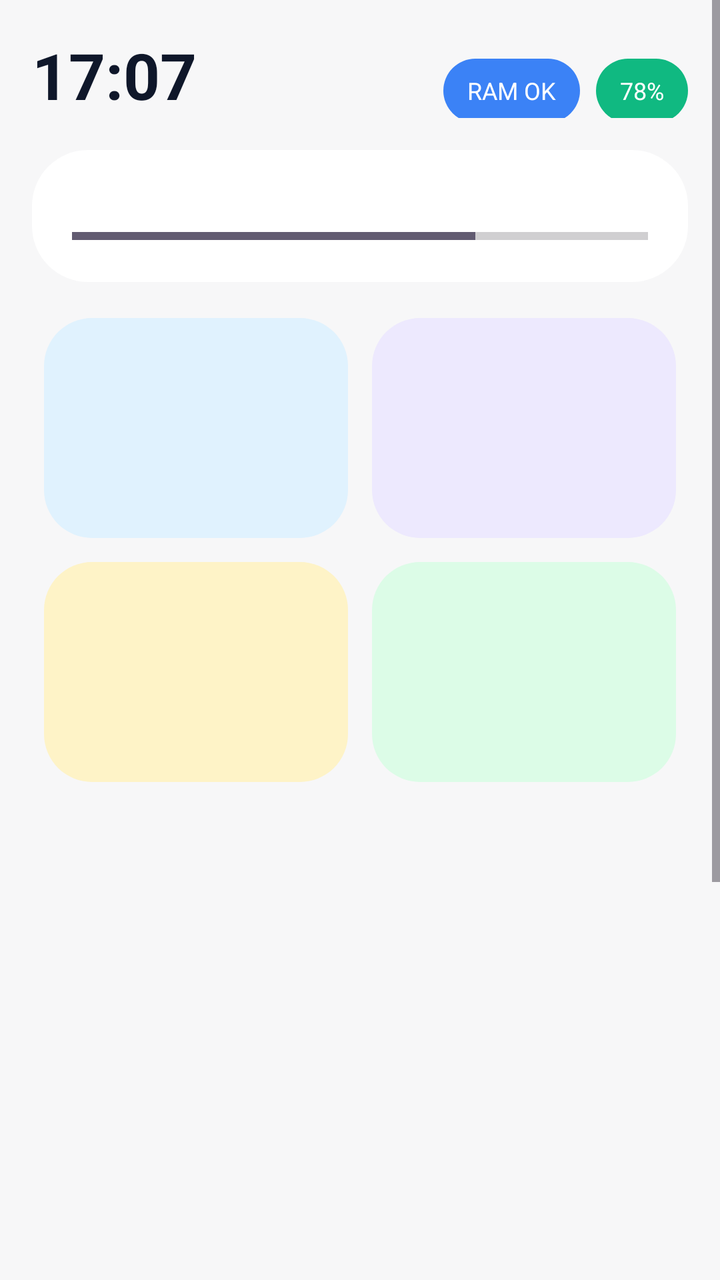
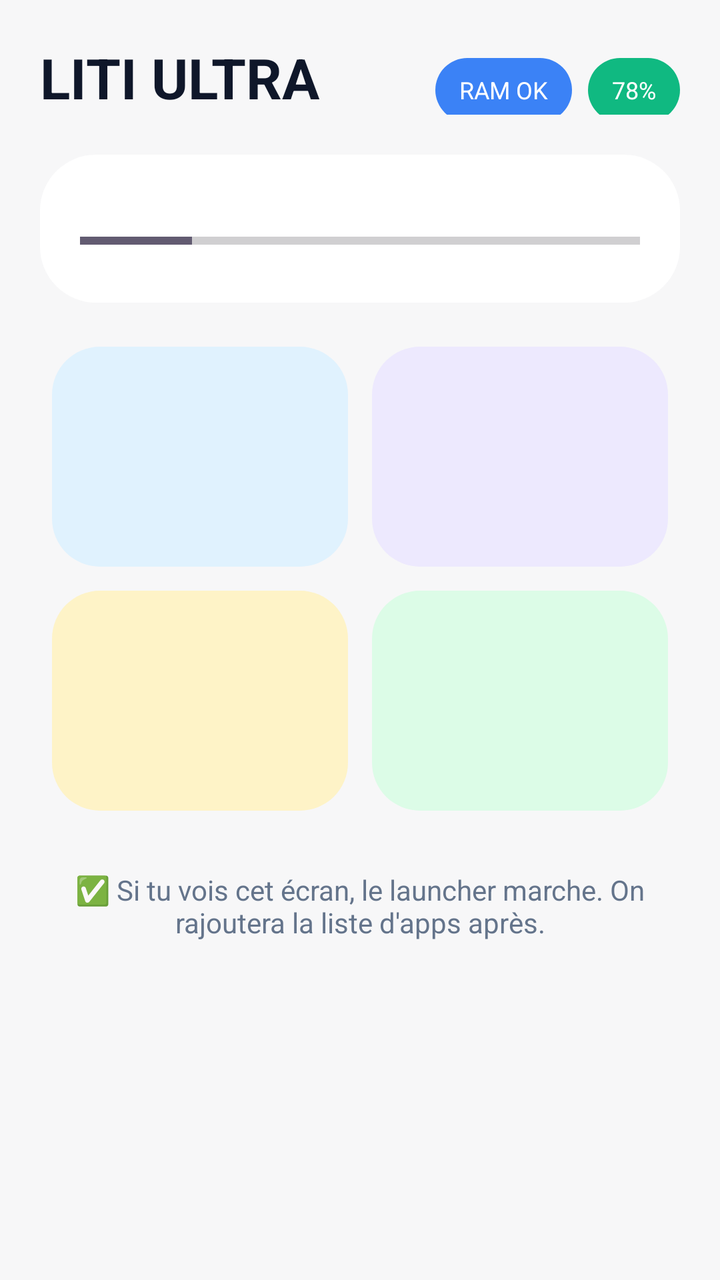

An Android layout rendered at two revisions. The XML below is the earlier revision; the diff shows what the commit changed to produce the second picture.
<!-- AndroidManifest.xml: application theme Theme.Liti -->
<!-- res/layout/activity_main.xml -->
<?xml version="1.0" encoding="utf-8"?>
<ScrollView xmlns:android="http://schemas.android.com/apk/res/android"
    android:layout_width="match_parent"
    android:layout_height="match_parent"
    android:background="#F7F7F8"
    android:fillViewport="true">
<LinearLayout android:layout_width="match_parent" android:layout_height="wrap_content" android:orientation="vertical" android:padding="16dp">

    <LinearLayout android:layout_width="match_parent" android:layout_height="wrap_content" android:orientation="horizontal">
        <TextView android:id="@+id/timeView" android:layout_width="0dp" android:layout_height="wrap_content" android:layout_weight="1" android:text="17:07" android:textSize="32sp" android:textStyle="bold" android:textColor="#0F172A"/>
        <TextView android:id="@+id/ramPill" android:layout_width="wrap_content" android:layout_height="32dp" android:background="@drawable/pill_blue" android:text="RAM OK" android:paddingLeft="12dp" android:paddingRight="12dp" android:gravity="center" android:textColor="#ffffff" android:textSize="12sp" android:layout_marginEnd="8dp"/>
        <TextView android:id="@+id/batPill" android:layout_width="wrap_content" android:layout_height="32dp" android:background="@drawable/pill_green" android:text="78%" android:paddingLeft="12dp" android:paddingRight="12dp" android:gravity="center" android:textColor="#ffffff" android:textSize="12sp"/>
    </LinearLayout>

    <LinearLayout android:id="@+id/coreCard" android:layout_width="match_parent" android:layout_height="wrap_content" android:layout_marginTop="16dp" android:background="@drawable/bg_card" android:orientation="vertical" android:padding="20dp">
        <TextView android:text="HYPER CORE" android:textSize="11sp" android:textColor="#64748B"/>
        <TextView android:id="@+id/ramText" android:text="1.2 GB libre" android:textSize="18sp" android:textStyle="bold" android:layout_marginTop="8dp"/>
        <ProgressBar android:id="@+id/ramProgress" style="?android:attr/progressBarStyleHorizontal" android:layout_width="match_parent" android:layout_height="6dp" android:layout_marginTop="12dp" android:progress="70" android:max="100"/>
    </LinearLayout>

    <LinearLayout android:layout_width="match_parent" android:layout_height="wrap_content" android:orientation="horizontal" android:layout_marginTop="12dp">
        <LinearLayout android:id="@+id/btnClean" android:layout_width="0dp" android:layout_height="110dp" android:layout_weight="1" android:layout_margin="6dp" android:background="@drawable/bg_btn_blue" android:orientation="vertical" android:padding="16dp"><TextView android:text="🧹" android:textSize="24sp"/><TextView android:text="CLEAN RAM" android:textStyle="bold" android:layout_marginTop="8dp"/><TextView android:text="+850 MB" android:textSize="12sp"/></LinearLayout>
        <LinearLayout android:id="@+id/btnNet" android:layout_width="0dp" android:layout_height="110dp" android:layout_weight="1" android:layout_margin="6dp" android:background="@drawable/bg_btn_purple" android:orientation="vertical" android:padding="16dp"><TextView android:text="⚡" android:textSize="24sp"/><TextView android:text="BOOST NET" android:textStyle="bold" android:layout_marginTop="8dp"/><TextView android:id="@+id/pingText" android:text="Ping 14ms" android:textSize="12sp"/></LinearLayout>
    </LinearLayout>

    <LinearLayout android:layout_width="match_parent" android:layout_height="wrap_content" android:orientation="horizontal">
        <LinearLayout android:id="@+id/btnGame" android:layout_width="0dp" android:layout_height="110dp" android:layout_weight="1" android:layout_margin="6dp" android:background="@drawable/bg_btn_yellow" android:orientation="vertical" android:padding="16dp"><TextView android:text="🎮" android:textSize="24sp"/><TextView android:text="GAME TURBO" android:textStyle="bold" android:layout_marginTop="8dp"/><TextView android:text="Beast Mode" android:textSize="12sp"/></LinearLayout>
        <LinearLayout android:id="@+id/btnSleep" android:layout_width="0dp" android:layout_height="110dp" android:layout_weight="1" android:layout_margin="6dp" android:background="@drawable/bg_btn_green" android:orientation="vertical" android:padding="16dp"><TextView android:text="🌙" android:textSize="24sp"/><TextView android:text="DEEP SLEEP" android:textStyle="bold" android:layout_marginTop="8dp"/><TextView android:text="+3.2h" android:textSize="12sp"/></LinearLayout>
    </LinearLayout>

    <androidx.recyclerview.widget.RecyclerView android:id="@+id/appList" android:layout_width="match_parent" android:layout_height="500dp" android:layout_marginTop="16dp"/>

</LinearLayout>
</ScrollView>
<!-- resources referenced by this layout -->
<resources>
  <!-- drawable bg_btn_blue (drawable) -->
  <shape xmlns:android="http://schemas.android.com/apk/res/android" android:shape="rectangle">
      <corners android:radius="24dp"/>
      <solid android:color="#E0F2FE"/>
  </shape>
  <!-- drawable bg_btn_green (drawable) -->
  <shape xmlns:android="http://schemas.android.com/apk/res/android" android:shape="rectangle">
      <corners android:radius="24dp"/>
      <solid android:color="#DCFCE7"/>
  </shape>
  <!-- drawable bg_btn_purple (drawable) -->
  <shape xmlns:android="http://schemas.android.com/apk/res/android" android:shape="rectangle">
      <corners android:radius="24dp"/>
      <solid android:color="#EDE9FE"/>
  </shape>
  <!-- drawable bg_btn_yellow (drawable) -->
  <shape xmlns:android="http://schemas.android.com/apk/res/android" android:shape="rectangle">
      <corners android:radius="24dp"/>
      <solid android:color="#FEF3C7"/>
  </shape>
  <!-- drawable bg_card (drawable) -->
  <shape xmlns:android="http://schemas.android.com/apk/res/android" android:shape="rectangle">
      <corners android:radius="28dp"/>
      <solid android:color="#FFFFFF"/>
  </shape>
  <!-- drawable pill_blue (drawable) -->
  <shape xmlns:android="http://schemas.android.com/apk/res/android" android:shape="rectangle"><corners android:radius="16dp"/><solid android:color="#3B82F6"/></shape>
  <!-- drawable pill_green (drawable) -->
  <shape xmlns:android="http://schemas.android.com/apk/res/android" android:shape="rectangle"><corners android:radius="16dp"/><solid android:color="#10B981"/></shape>
  <style name="Theme.Liti" parent="Theme.Material3.DayNight.NoActionBar">
      <item name="android:statusBarColor">@android:color/transparent</item>
      <item name="android:navigationBarColor">@android:color/transparent</item>
  </style>
</resources>

<!-- the commit's change to res/layout/activity_main.xml (unified diff, before → after) -->
@@ -2,33 +2,33 @@
 <ScrollView xmlns:android="http://schemas.android.com/apk/res/android"
     android:layout_width="match_parent"
     android:layout_height="match_parent"
-    android:background="#F7F7F8"
-    android:fillViewport="true">
-<LinearLayout android:layout_width="match_parent" android:layout_height="wrap_content" android:orientation="vertical" android:padding="16dp">
+    android:background="#F7F7F8">
+<LinearLayout android:layout_width="match_parent" android:layout_height="wrap_content" android:orientation="vertical" android:padding="20dp">
 
     <LinearLayout android:layout_width="match_parent" android:layout_height="wrap_content" android:orientation="horizontal">
-        <TextView android:id="@+id/timeView" android:layout_width="0dp" android:layout_height="wrap_content" android:layout_weight="1" android:text="17:07" android:textSize="32sp" android:textStyle="bold" android:textColor="#0F172A"/>
+        <TextView android:id="@+id/timeView" android:layout_width="0dp" android:layout_height="wrap_content" android:layout_weight="1" android:text="LITI ULTRA" android:textSize="28sp" android:textStyle="bold" android:textColor="#0F172A"/>
         <TextView android:id="@+id/ramPill" android:layout_width="wrap_content" android:layout_height="32dp" android:background="@drawable/pill_blue" android:text="RAM OK" android:paddingLeft="12dp" android:paddingRight="12dp" android:gravity="center" android:textColor="#ffffff" android:textSize="12sp" android:layout_marginEnd="8dp"/>
         <TextView android:id="@+id/batPill" android:layout_width="wrap_content" android:layout_height="32dp" android:background="@drawable/pill_green" android:text="78%" android:paddingLeft="12dp" android:paddingRight="12dp" android:gravity="center" android:textColor="#ffffff" android:textSize="12sp"/>
     </LinearLayout>
 
-    <LinearLayout android:id="@+id/coreCard" android:layout_width="match_parent" android:layout_height="wrap_content" android:layout_marginTop="16dp" android:background="@drawable/bg_card" android:orientation="vertical" android:padding="20dp">
-        <TextView android:text="HYPER CORE" android:textSize="11sp" android:textColor="#64748B"/>
-        <TextView android:id="@+id/ramText" android:text="1.2 GB libre" android:textSize="18sp" android:textStyle="bold" android:layout_marginTop="8dp"/>
-        <ProgressBar android:id="@+id/ramProgress" style="?android:attr/progressBarStyleHorizontal" android:layout_width="match_parent" android:layout_height="6dp" android:layout_marginTop="12dp" android:progress="70" android:max="100"/>
+    <LinearLayout android:layout_width="match_parent" android:layout_height="wrap_content" android:layout_marginTop="20dp" android:background="@drawable/bg_card" android:orientation="vertical" android:padding="20dp">
+        <TextView android:text="HYPER CORE - MODE SANS ECHEC" android:textSize="11sp" android:textColor="#64748B"/>
+        <TextView android:id="@+id/ramText" android:text="Launcher OK - 12MB RAM" android:textSize="18sp" android:textStyle="bold" android:layout_marginTop="8dp" android:textColor="#0F172A"/>
+        <ProgressBar android:id="@+id/ramProgress" style="?android:attr/progressBarStyleHorizontal" android:layout_width="match_parent" android:layout_height="6dp" android:layout_marginTop="12dp" android:progress="20" android:max="100"/>
+        <TextView android:id="@+id/pingText" android:text="Ping 14ms ✓" android:textSize="12sp" android:layout_marginTop="8dp" android:textColor="#7C3AED"/>
     </LinearLayout>
 
-    <LinearLayout android:layout_width="match_parent" android:layout_height="wrap_content" android:orientation="horizontal" android:layout_marginTop="12dp">
-        <LinearLayout android:id="@+id/btnClean" android:layout_width="0dp" android:layout_height="110dp" android:layout_weight="1" android:layout_margin="6dp" android:background="@drawable/bg_btn_blue" android:orientation="vertical" android:padding="16dp"><TextView android:text="🧹" android:textSize="24sp"/><TextView android:text="CLEAN RAM" android:textStyle="bold" android:layout_marginTop="8dp"/><TextView android:text="+850 MB" android:textSize="12sp"/></LinearLayout>
-        <LinearLayout android:id="@+id/btnNet" android:layout_width="0dp" android:layout_height="110dp" android:layout_weight="1" android:layout_margin="6dp" android:background="@drawable/bg_btn_purple" android:orientation="vertical" android:padding="16dp"><TextView android:text="⚡" android:textSize="24sp"/><TextView android:text="BOOST NET" android:textStyle="bold" android:layout_marginTop="8dp"/><TextView android:id="@+id/pingText" android:text="Ping 14ms" android:textSize="12sp"/></LinearLayout>
+    <LinearLayout android:layout_width="match_parent" android:layout_height="wrap_content" android:orientation="horizontal" android:layout_marginTop="16dp">
+        <LinearLayout android:id="@+id/btnClean" android:layout_width="0dp" android:layout_height="110dp" android:layout_weight="1" android:layout_margin="6dp" android:background="@drawable/bg_btn_blue" android:orientation="vertical" android:padding="16dp"><TextView android:text="🧹" android:textSize="24sp"/><TextView android:text="CLEAN RAM" android:textStyle="bold" android:layout_marginTop="8dp"/><TextView android:text="Test OK" android:textSize="12sp"/></LinearLayout>
+        <LinearLayout android:id="@+id/btnNet" android:layout_width="0dp" android:layout_height="110dp" android:layout_weight="1" android:layout_margin="6dp" android:background="@drawable/bg_btn_purple" android:orientation="vertical" android:padding="16dp"><TextView android:text="⚡" android:textSize="24sp"/><TextView android:text="BOOST NET" android:textStyle="bold" android:layout_marginTop="8dp"/><TextView android:text="14ms" android:textSize="12sp"/></LinearLayout>
     </LinearLayout>
 
     <LinearLayout android:layout_width="match_parent" android:layout_height="wrap_content" android:orientation="horizontal">
-        <LinearLayout android:id="@+id/btnGame" android:layout_width="0dp" android:layout_height="110dp" android:layout_weight="1" android:layout_margin="6dp" android:background="@drawable/bg_btn_yellow" android:orientation="vertical" android:padding="16dp"><TextView android:text="🎮" android:textSize="24sp"/><TextView android:text="GAME TURBO" android:textStyle="bold" android:layout_marginTop="8dp"/><TextView android:text="Beast Mode" android:textSize="12sp"/></LinearLayout>
+        <LinearLayout android:id="@+id/btnGame" android:layout_width="0dp" android:layout_height="110dp" android:layout_weight="1" android:layout_margin="6dp" android:background="@drawable/bg_btn_yellow" android:orientation="vertical" android:padding="16dp"><TextView android:text="🎮" android:textSize="24sp"/><TextView android:text="GAME TURBO" android:textStyle="bold" android:layout_marginTop="8dp"/><TextView android:text="Beast" android:textSize="12sp"/></LinearLayout>
         <LinearLayout android:id="@+id/btnSleep" android:layout_width="0dp" android:layout_height="110dp" android:layout_weight="1" android:layout_margin="6dp" android:background="@drawable/bg_btn_green" android:orientation="vertical" android:padding="16dp"><TextView android:text="🌙" android:textSize="24sp"/><TextView android:text="DEEP SLEEP" android:textStyle="bold" android:layout_marginTop="8dp"/><TextView android:text="+3.2h" android:textSize="12sp"/></LinearLayout>
     </LinearLayout>
 
-    <androidx.recyclerview.widget.RecyclerView android:id="@+id/appList" android:layout_width="match_parent" android:layout_height="500dp" android:layout_marginTop="16dp"/>
+    <TextView android:layout_width="match_parent" android:layout_height="wrap_content" android:layout_marginTop="24dp" android:text="✅ Si tu vois cet écran, le launcher marche. On rajoutera la liste d'apps après." android:textColor="#64748B" android:gravity="center"/>
 
 </LinearLayout>
 </ScrollView>
